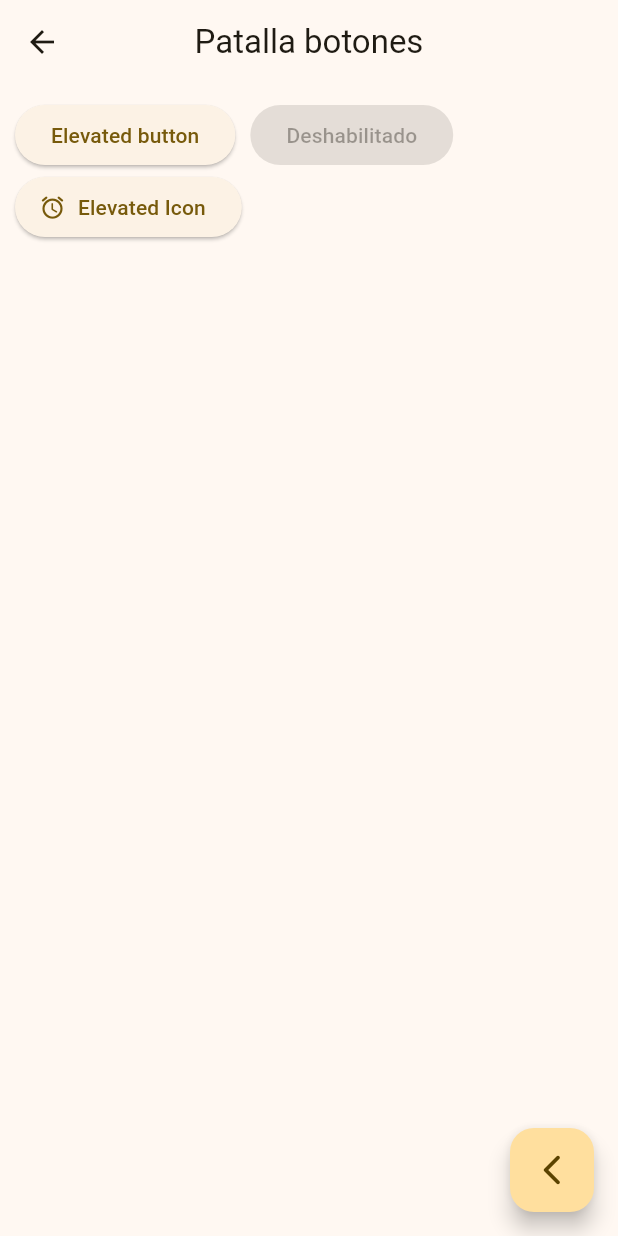
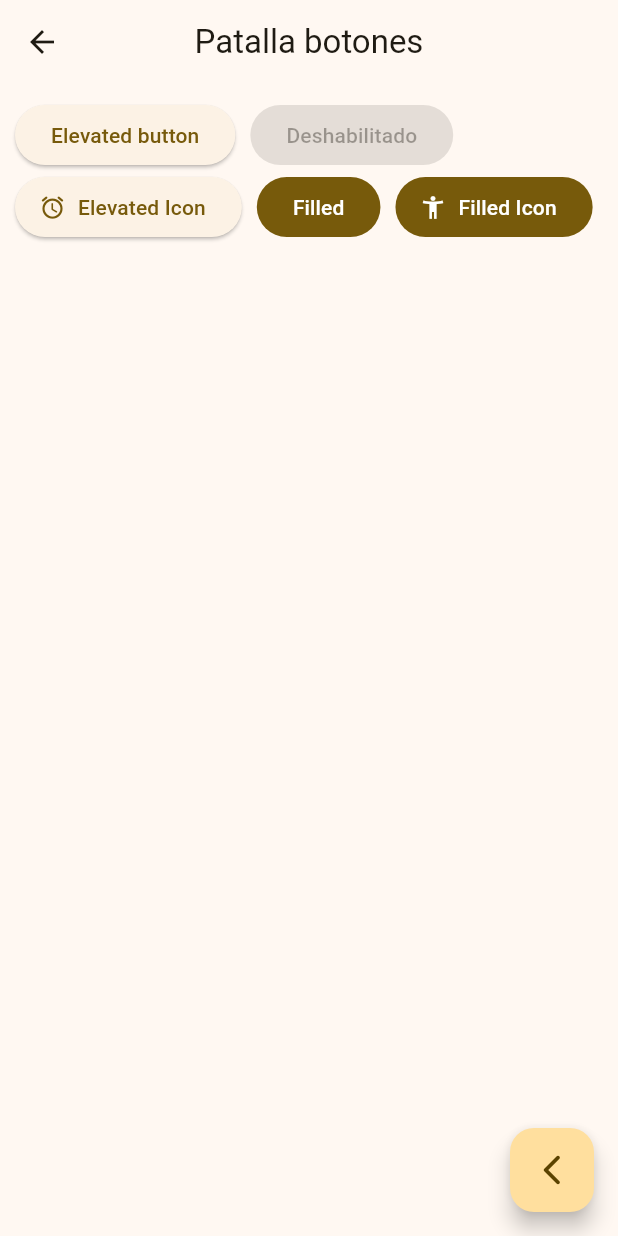
Before and after one commit to RaulPerezPrieto112/trabajomoraania, a Flutter app: the PantallaBotones screen opened by its route, on a phone screen of 412 x 824 dp. Run offline on Flutter 3.47's test engine with Material 3 defaults, Android fonts, the phone set to English and light mode, and no system bars.

Commit message:
Resuelto 3

```diff
--- a/flutter_application_1/lib/botones.dart
+++ b/flutter_application_1/lib/botones.dart
@@ -37,6 +37,12 @@ class EjemploBotones extends StatelessWidget {
             icon: Icon(Icons.access_alarm_rounded),
             label: Text("Elevated Icon"),
           ),
+          FilledButton(onPressed: (){}, child: Text("Filled")),
+          FilledButton.icon(
+            onPressed: (){},
+            icon: Icon(Icons.accessibility_new),
+            label: Text("Filled Icon"),
+          )
         ],
       ),
     );
```
